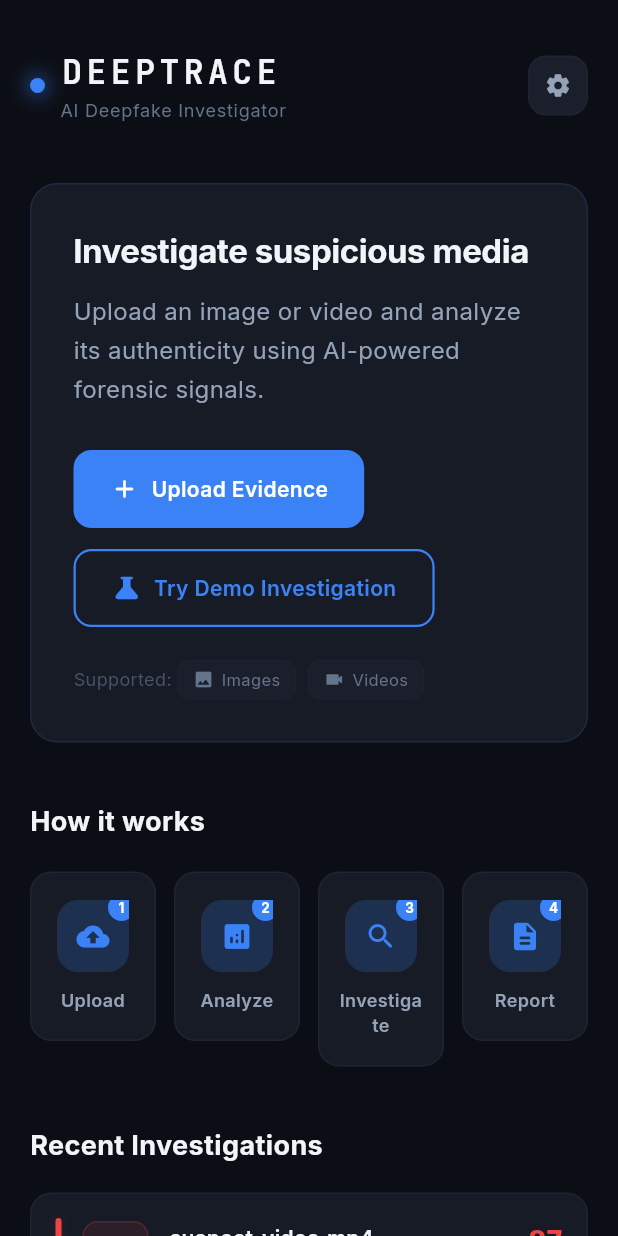
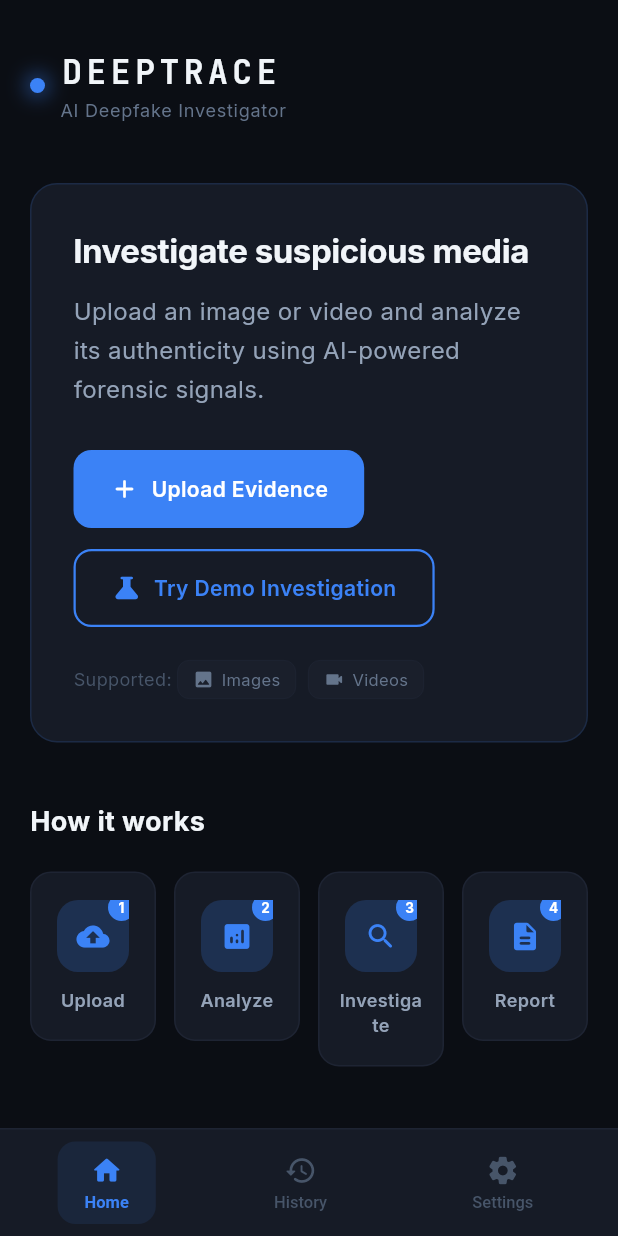
Before and after one commit to Sp20078/DeepTrace, a Flutter app: the screen it shows after launch, on a phone screen of 412 x 824 dp. Run offline on Flutter 3.47's test engine with Material 3 defaults, Android fonts, the phone set to English and light mode, and no system bars; our stand-ins replace google_fonts.

Commit message:
Added a bottom navigation bar with Home, History, and Settings tabs

```diff
--- a/flutter_app/lib/screens/dashboard/dashboard_screen.dart
+++ b/flutter_app/lib/screens/dashboard/dashboard_screen.dart
@@ -1,8 +1,6 @@
 import 'package:flutter/material.dart';
-import 'package:flutter/services.dart';
 import 'dart:async';
 import '../../core/theme/app_theme.dart';
-import '../../core/theme/theme_provider.dart';
 import '../../core/constants/app_constants.dart';
 import '../../core/layout/responsive_wrapper.dart';
 import '../../models/investigation.dart';
@@ -161,31 +159,7 @@ class _DashboardScreenState extends State<DashboardScreen>
             ],
           ),
         ),
-        _buildSettingsButton(),
       ],
-    );
-  }
-
-  Widget _buildSettingsButton() {
-    return GestureDetector(
-      onTap: () {
-        HapticFeedback.selectionClick();
-        Navigator.of(context).pushNamed('/settings');
-      },
-      child: Container(
-        width: 40,
-        height: 40,
-        decoration: BoxDecoration(
-          color: _surfaceElevated,
-          borderRadius: BorderRadius.circular(12),
-          border: Border.all(color: _cardBorder),
-        ),
-        child: Icon(
-          Icons.settings_rounded,
-          size: 18,
-          color: _textSecondary,
-        ),
-      ),
     );
   }
 
--- /dev/null
+++ b/flutter_app/lib/screens/main_shell.dart
@@ -0,0 +1,143 @@
+import 'package:flutter/material.dart';
+import 'package:flutter/services.dart';
+import '../core/theme/app_theme.dart';
+import 'dashboard/dashboard_screen.dart';
+import 'history/history_screen.dart';
+import 'settings/settings_screen.dart';
+
+class MainShell extends StatefulWidget {
+  const MainShell({super.key});
+
+  @override
+  State<MainShell> createState() => _MainShellState();
+}
+
+class _MainShellState extends State<MainShell> {
+  int _currentIndex = 0;
+
+  final _screens = const [
+    DashboardScreen(),
+    HistoryScreen(),
+    SettingsScreen(),
+  ];
+
+  @override
+  Widget build(BuildContext context) {
+    final isDark = Theme.of(context).brightness == Brightness.dark;
+    final bg = isDark ? AppColors.background : AppColorsLight.background;
+    final card = isDark ? AppColors.card : AppColorsLight.card;
+    final cardBorder = isDark ? AppColors.cardBorder : AppColorsLight.cardBorder;
+    final primary = isDark ? AppColors.primary : AppColorsLight.primary;
+    final textTertiary = isDark ? AppColors.textTertiary : AppColorsLight.textTertiary;
+    final textMuted = isDark ? AppColors.textMuted : AppColorsLight.textMuted;
+    final surface = isDark ? AppColors.surface : AppColorsLight.surface;
+
+    return Scaffold(
+      backgroundColor: bg,
+      body: IndexedStack(
+        index: _currentIndex,
+        children: _screens,
+      ),
+      bottomNavigationBar: Container(
+        decoration: BoxDecoration(
+          color: card,
+          border: Border(
+            top: BorderSide(color: cardBorder, width: 1),
+          ),
+        ),
+        child: SafeArea(
+          child: Padding(
+            padding: const EdgeInsets.symmetric(horizontal: 8, vertical: 8),
+            child: Row(
+              mainAxisAlignment: MainAxisAlignment.spaceAround,
+              children: [
+                _buildNavItem(
+                  icon: Icons.home_rounded,
+                  label: 'Home',
+                  isActive: _currentIndex == 0,
+                  activeColor: primary,
+                  inactiveColor: textMuted,
+                  onTap: () {
+                    HapticFeedback.selectionClick();
+                    setState(() => _currentIndex = 0);
+                  },
+                ),
+                _buildNavItem(
+                  icon: Icons.history_rounded,
+                  label: 'History',
+                  isActive: _currentIndex == 1,
+                  activeColor: primary,
+                  inactiveColor: textMuted,
+                  onTap: () {
+                    HapticFeedback.selectionClick();
+                    setState(() => _currentIndex = 1);
+                  },
+                ),
+                _buildNavItem(
+                  icon: Icons.settings_rounded,
+                  label: 'Settings',
+                  isActive: _currentIndex == 2,
+                  activeColor: primary,
+                  inactiveColor: textMuted,
+                  onTap: () {
+                    HapticFeedback.selectionClick();
+                    setState(() => _currentIndex = 2);
+                  },
+                ),
+              ],
+            ),
+          ),
+        ),
+      ),
+    );
+  }
+
+  Widget _buildNavItem({
+    required IconData icon,
+    required String label,
+    required bool isActive,
+    required Color activeColor,
+    required Color inactiveColor,
+    required VoidCallback onTap,
+  }) {
+    return GestureDetector(
+      onTap: onTap,
+      behavior: HitTestBehavior.opaque,
+      child: AnimatedContainer(
+        duration: const Duration(milliseconds: 250),
+        curve: Curves.easeInOut,
+        padding: const EdgeInsets.symmetric(horizontal: 18, vertical: 8),
+        decoration: BoxDecoration(
+          color: isActive ? activeColor.withOpacity(0.1) : Colors.transparent,
+          borderRadius: BorderRadius.circular(12),
+        ),
+        child: Column(
+          mainAxisSize: MainAxisSize.min,
+          children: [
+            AnimatedDefaultTextStyle(
+              duration: const Duration(milliseconds: 250),
+              style: TextStyle(
+                color: isActive ? activeColor : inactiveColor,
+              ),
+              child: Icon(
+                icon,
+                size: 22,
+                color: isActive ? activeColor : inactiveColor,
+              ),
+            ),
+            const SizedBox(height: 4),
+            AnimatedDefaultTextStyle(
+              duration: const Duration(milliseconds: 250),
+              style: TextStyle(
+                color: isActive ? activeColor : inactiveColor,
+                fontSize: 11,
+                fontWeight: isActive ? FontWeight.w700 : FontWeight.w500,
+              ),
+              child: Text(label),
+            ),
+          ],
+        ),
+      ),
+    );
+  }
+}
```
Also changed, not shown: flutter_app/lib/app.dart (+2 -5 lines), flutter_app/lib/screens/history/history_screen.dart (added, +307 -0 lines).
